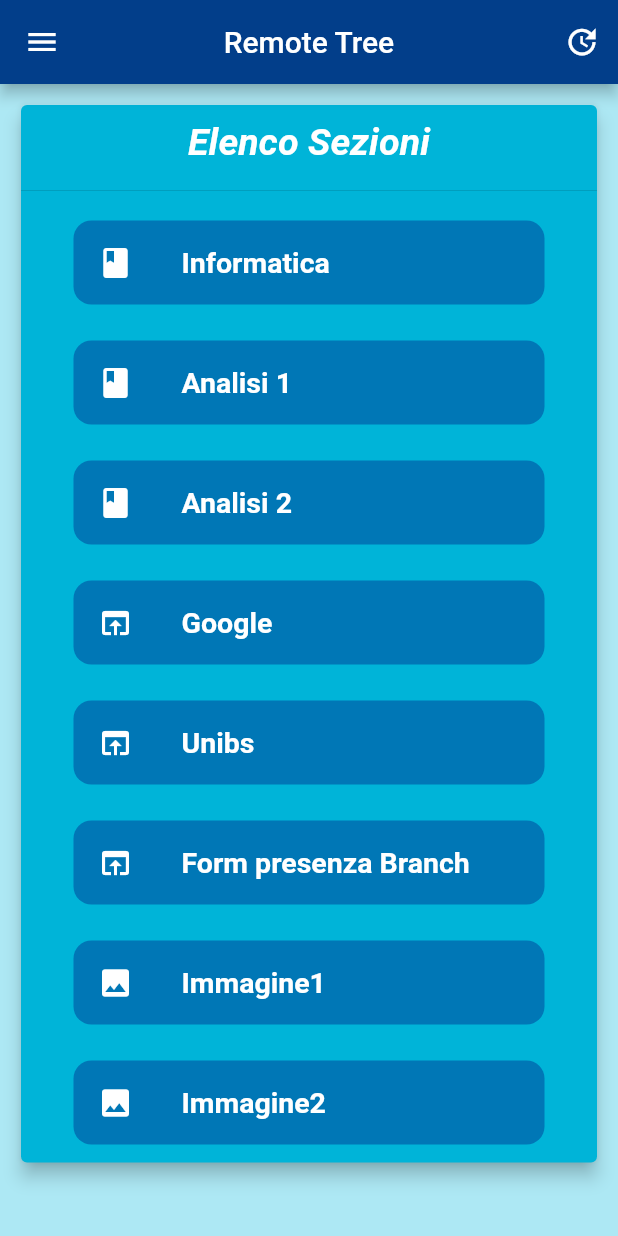
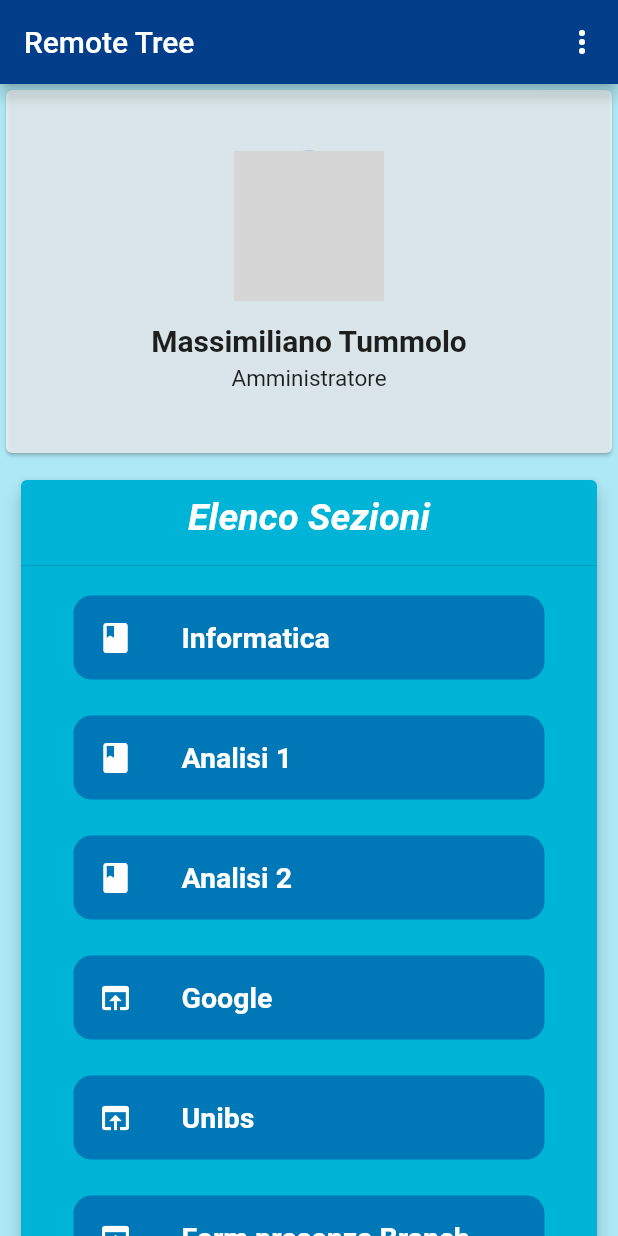
Before and after one commit to STB1019/Flutter-RemoteTree, a Flutter app: the screen it shows after launch, on a phone screen of 412 x 824 dp. Run offline on Flutter 3.47's test engine with Material 2 defaults, Android fonts, the phone set to English and light mode, and no system bars; our stand-ins replace cached_network_image, sqflite; accounts and stored records are empty; network calls fail; grey boxes are pictures that could not be loaded.

Commit message:
Modifica a ButtonSection per portare a sezioni generiche (Image, Web)

```diff
--- a/assets/sezioniDiBase.json
+++ b/assets/sezioniDiBase.json
@@ -6,15 +6,15 @@
       "buttonlinks": [
         {
           "button": "Manda a 1",
-          "link": "1"
+          "link": "Image#https://source.unsplash.com/random/300x200"
         },
         {
           "button": "Manda a 2",
-          "link": "2"
+          "link": "Image#https://source.unsplash.com/random/300x200"
         },
         {
           "button": "Manda a 3",
-          "link": "3"
+          "link": "Web#https://lol.com"
         }
       ]
     },
--- a/lib/View/HomePage.dart
+++ b/lib/View/HomePage.dart
@@ -1,3 +1,6 @@
+import 'dart:io';
+
+import 'package:cached_network_image/cached_network_image.dart';
 import 'package:flutter/material.dart';
 import 'package:remote_tree/Model/Section.dart';
 import 'package:url_launcher/url_launcher.dart';
@@ -29,22 +32,43 @@ class _HomePageState extends State<HomePage> {
     return Scaffold(
       backgroundColor: Theme.of(context).backgroundColor,
       //Ho provato ad usare una appBar personalizzata leggermente curva
-      drawer: Drawer(
-        child: buildDrawer(context),
-      ),
+      //drawer: Drawer(        child: buildDrawer(context),      ),
       appBar: AppBar(
-        centerTitle: true,
         title: Text("Remote Tree"),
         actions: [
-          IconButton(
-              icon: Icon(Icons.update),
-              onPressed: () {
-                setState(() {
-                  //Update del DB
-                  currentData =
-                      DataProvider.of(context).databaseHelper.getCurrentData();
-                });
-              })
+          PopupMenuButton<String>(
+              padding: EdgeInsets.zero,
+              color: Colors.white,
+              icon: Icon(Icons.more_vert),
+              itemBuilder: (BuildContext context) {
+                var list = List<PopupMenuItem<String>>();
+                list.add(PopupMenuItem(
+                    child: ListTile(
+                  trailing: Icon(Icons.sync),
+                  title: Text("Aggiorna"),
+                  onTap: () {
+                    setState(() {
+                      //Update del DB
+                      currentData = DataProvider.of(context)
+                          .databaseHelper
+                          .getCurrentData();
+                    });
+                  },
+                )));
+                list.add(PopupMenuItem(
+                    child: ListTile(
+                  trailing: Icon(Icons.settings),
+                  title: Text("Impostazioni"),
+                  onTap: () {
+                    Scaffold.of(context)
+                        .showSnackBar(SnackBar(content: Text("TODO"), action: SnackBarAction(
+                      label: "Chiudi",
+                      onPressed: ()=> Scaffold.of(context).hideCurrentSnackBar(),
+                    ),duration: Duration(seconds: 1),));
+                  },
+                )));
+                return list;
+              }),
         ],
       ),
       //Per ora corrisponde solo ad un body con una serie di sezioni
@@ -52,8 +76,8 @@ class _HomePageState extends State<HomePage> {
     );
   }
 
-  FutureBuilder<ListSection> buildBody() {
-    return FutureBuilder(
+  Widget buildBody() {
+    var sectionCard = FutureBuilder(
       future: currentData, //Necessario per evitare problemi nel caricamento
       builder: (context, snapshot) {
         Widget widgetToShow;
@@ -68,16 +92,16 @@ class _HomePageState extends State<HomePage> {
             padding: const EdgeInsets.all(10.0),
             child: Card(
                 elevation: 5,
-                child: ListView(
-                    shrinkWrap: true,
-                    children:
-                        buildHome(context, snapshot.data.getAllSections()))),
+                child: Column(
+                    children: buildCardSection(
+                        context, snapshot.data.getAllSections()))),
           );
         } else {
           // Dati non ancora pronti
           widgetToShow = Center(
             child:
                 Column(mainAxisAlignment: MainAxisAlignment.center, children: [
+                  SizedBox(height: 50,),
               SizedBox(
                 child: CircularProgressIndicator(),
                 width: 60,
@@ -98,10 +122,48 @@ class _HomePageState extends State<HomePage> {
         return widgetToShow;
       },
     );
+    return ListView(
+      children: [
+        Container(
+          height: 250,
+          child: Card(
+            color: Colors.white70,
+            child: Column(
+      mainAxisAlignment: MainAxisAlignment.center,
+      children: <Widget>[
+        CircleAvatar(
+          radius: 50.0,
+          backgroundImage: NetworkImage("https://placekitten.com/200/300"),
+        ),
+        SizedBox(
+          height: 15,
+        ),
+        Text(
+            "Massimiliano Tummolo",
+            style: TextStyle(
+                fontSize: 20.0, fontWeight: FontWeight.w700,),
+        ),
+        SizedBox(
+            height: 5.0,
+        ),
+        Text(
+            "Amministratore",
+            style: TextStyle(
+                fontSize: 15.0, fontWeight: FontWeight.normal,),
+        ),
+      ],
+            ),
+          ) ,
+        ),
+        sectionCard,
+      ],
+    );
   }
 }
 
 //Helper functions
+
+//Inutile
 ListView buildDrawer(BuildContext context) {
   return ListView(
     padding: EdgeInsets.zero,
@@ -109,11 +171,15 @@ ListView buildDrawer(BuildContext context) {
       UserAccountsDrawerHeader(
         accountName: Text("Massimiliano Tummolo"),
         accountEmail: Text("max.tummolo@gmail.com"),
-        currentAccountPicture: CircleAvatar(backgroundColor: Theme.of(context).backgroundColor, child: Text("M"),),
+        currentAccountPicture: CircleAvatar(
+          backgroundColor: Theme.of(context).backgroundColor,
+          child: Text("M"),
+        ),
       ),
-      ListTile(title: Text("HomePage")),
-      ListTile(title: Text("Settings"), trailing: Icon(Icons.settings),
-          onTap: ()=> Navigator.of(context).pushNamed("/settings"))
+      ListTile(
+          title: Text("Settings"),
+          trailing: Icon(Icons.settings),
+          onTap: () => Navigator.of(context).pushNamed("/settings"))
     ],
   );
 }
@@ -136,7 +202,7 @@ Widget listTileFromSection(String title, Icon icon, Function onTap) {
 }
 
 //Costruisce il body della HomePage fornita la lista di sezioni
-List<Widget> buildHome(BuildContext cx, List<GenericSection> list) {
+List<Widget> buildCardSection(BuildContext cx, List<GenericSection> list) {
   var widgets = List<Widget>();
 
   widgets.add(Padding(
@@ -155,6 +221,8 @@ List<Widget> buildHome(BuildContext cx, List<GenericSection> list) {
 
   widgets.add(Divider());
 
+  //TODO questa parte si può modificare
+  // aggiungendo dati alle sezioni per immagazzinare roba
   list.forEach((section) {
     if (section is ButtonSection) {
       widgets.add(listTileFromSection(
@@ -179,7 +247,9 @@ List<Widget> buildHome(BuildContext cx, List<GenericSection> list) {
         Scaffold.of(cx).showSnackBar(SnackBar(
             duration: Duration(seconds: 1),
             content: Text("Apertura link nel browser predefinito")));
-        if (await canLaunch(section.link)) await launch(section.link);
+        if (await canLaunch(section.link)) {
+          await launch(section.link);
+        }
       }));
     } else if (section is ImageSection) {
       widgets.add(listTileFromSection(
```
Also changed, not shown: lib/View/ButtonSectionPage.dart (+20 -1 lines).
